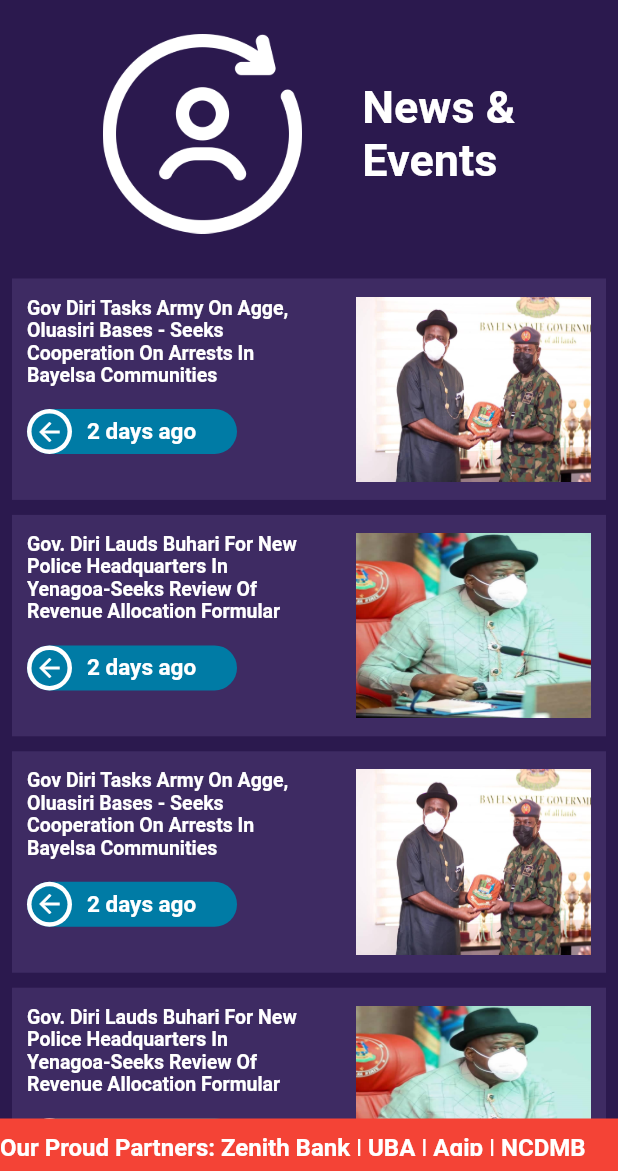
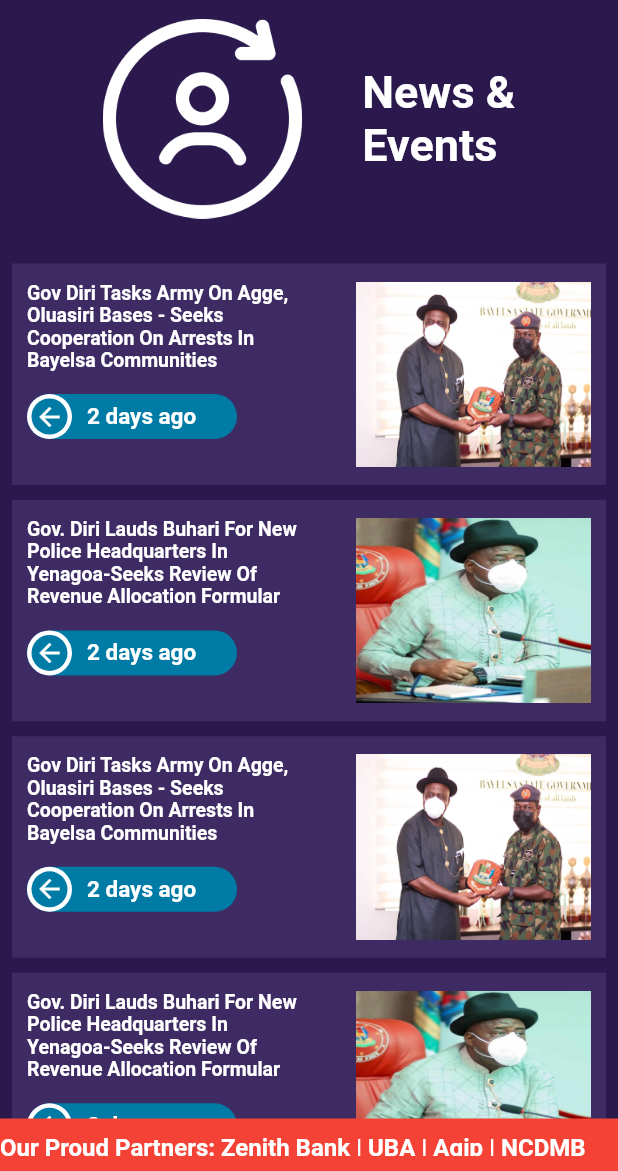
Before and after one commit to expert-developer/UI_with_Flutter, a Flutter app: the NewsAndEvents screen opened directly, on a phone screen of 412 x 824 dp, the part 65-1236 px from its top. Run offline on Flutter 3.47's test engine with Material 2 defaults, Android fonts, the phone set to English and light mode, and no system bars; our stand-ins replace carousel_slider, google_fonts, smooth_page_indicator; missing offline and left inert: footer.

Commit message:
first commit

```diff
--- a/lib/newsandevents.dart
+++ b/lib/newsandevents.dart
@@ -46,10 +46,8 @@ class NewsAndEvents extends StatelessWidget {
         body:SingleChildScrollView(
           child: Column(
             children: [
-              const SizedBox(
-                height: 10,
-              ),
-              Row(
+              Container(
+                child: Row(
                   mainAxisAlignment: MainAxisAlignment.center,
                   children: const [
                     Image(
@@ -68,10 +66,12 @@ class NewsAndEvents extends StatelessWidget {
                     ),
                   ],
                 ),
-              const SizedBox(
+              ),
+              SizedBox(
                 height: 20,
               ),
               SingleChildScrollView(
+                child: Container(
                   child: Column(
                     children: [
                       CreatContainer(
@@ -89,18 +89,21 @@ class NewsAndEvents extends StatelessWidget {
                     ],
                   ),
                 ),
+              ),
               const SizedBox(
                 height: 20,
               ),
             ],
           ),
         ),
+
+
         bottomNavigationBar: Container(
           padding: EdgeInsets.symmetric(vertical: 10),
           width: double.infinity,
           height: 35,
           color: Colors.red,
-          child: Text(
+          child: const Text(
             'Our Proud Partners: Zenith Bank | UBA | Agip | NCDMB',
             style: TextStyle(
                 color: Colors.white,
```
Lines whose indentation alone changed are shown as unchanged.
